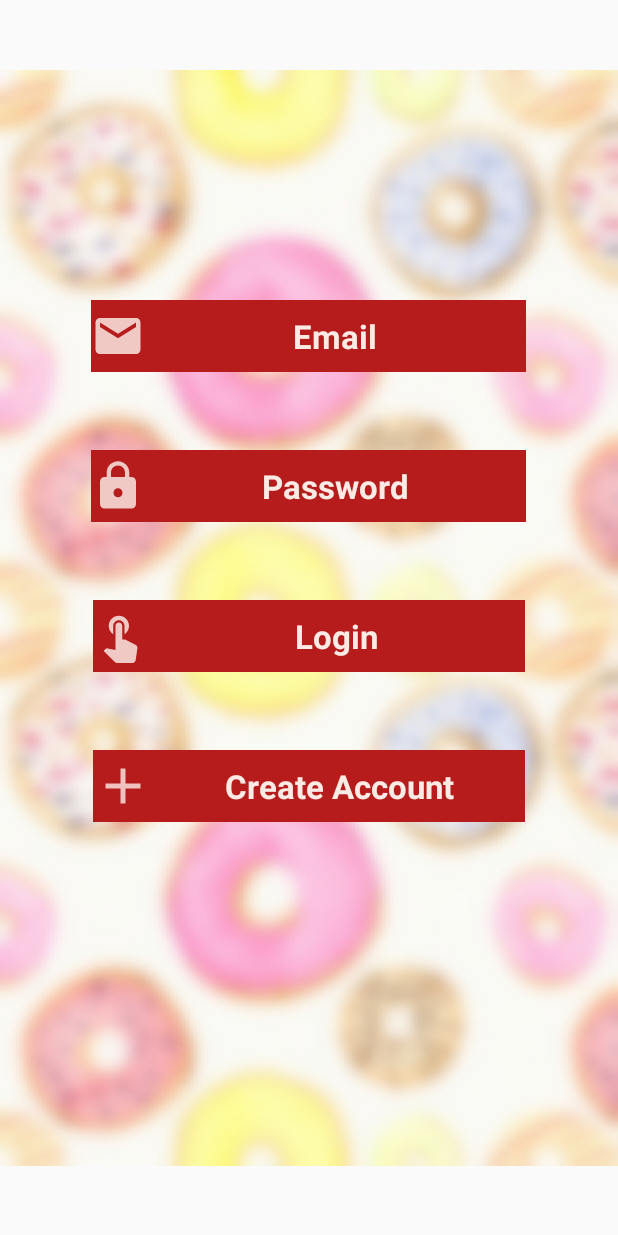
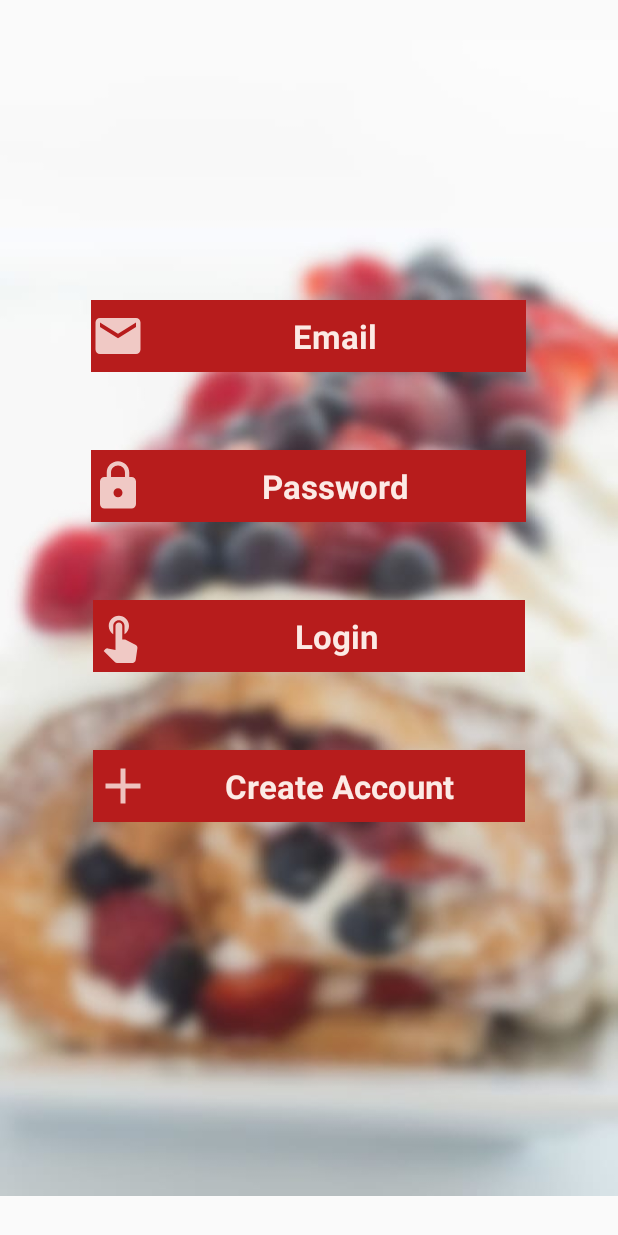
Before and after one commit to Himeshika-Ab/LunchBuddies, an Android app: the Login screen opened directly, with no data from a screen before it, on a phone screen of 412 x 824 dp. Run offline under Robolectric (Android 15) with nearby library versions, the phone set to English and light mode, and no system bars; libraries missing offline, so code that uses them is left out: com.loopj.android, cz.msebera.android.

Commit message:
login wallpaper changed

```diff
--- a/androidapp2/app/src/main/res/layout/login.xml
+++ b/androidapp2/app/src/main/res/layout/login.xml
@@ -13,7 +13,7 @@
         android:layout_height="1000dp"
         android:layout_alignParentBottom="true"
         android:layout_marginBottom="0dp"
-        android:src="@drawable/donuts" />
+        android:src="@drawable/cake" />
 
 
     <EditText
```
Also changed, not shown: androidapp2/app/src/main/res/drawable-xhdpi/donuts.jpg (deleted), androidapp2/app/src/main/res/drawable/cake.jpg (added).
